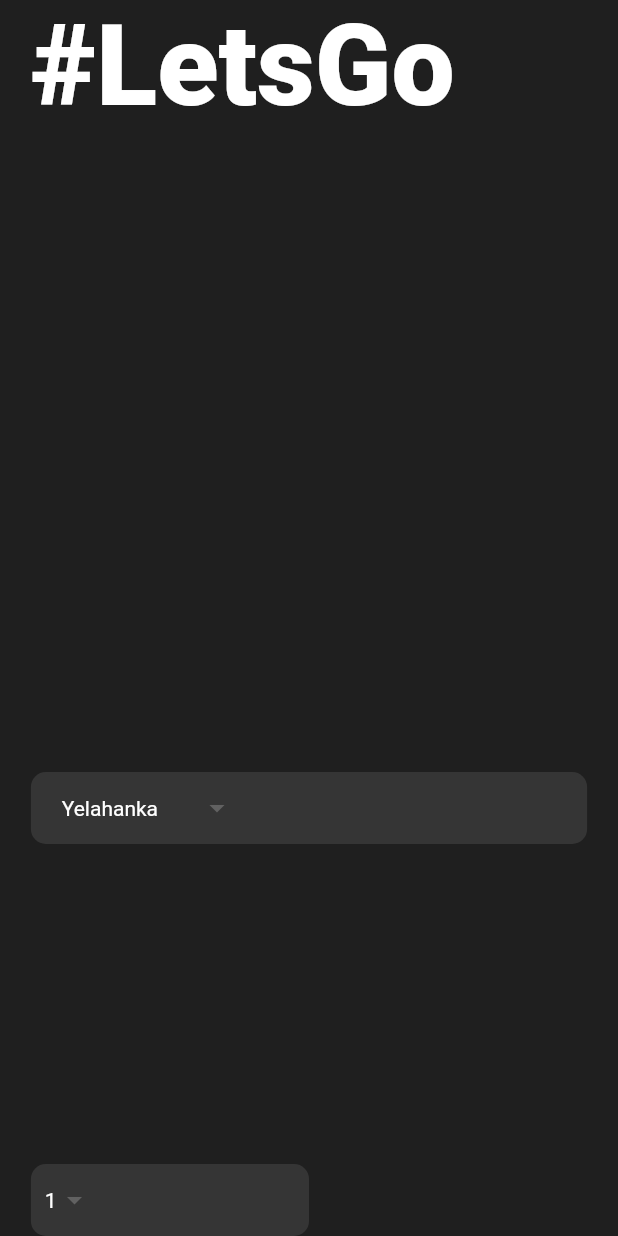
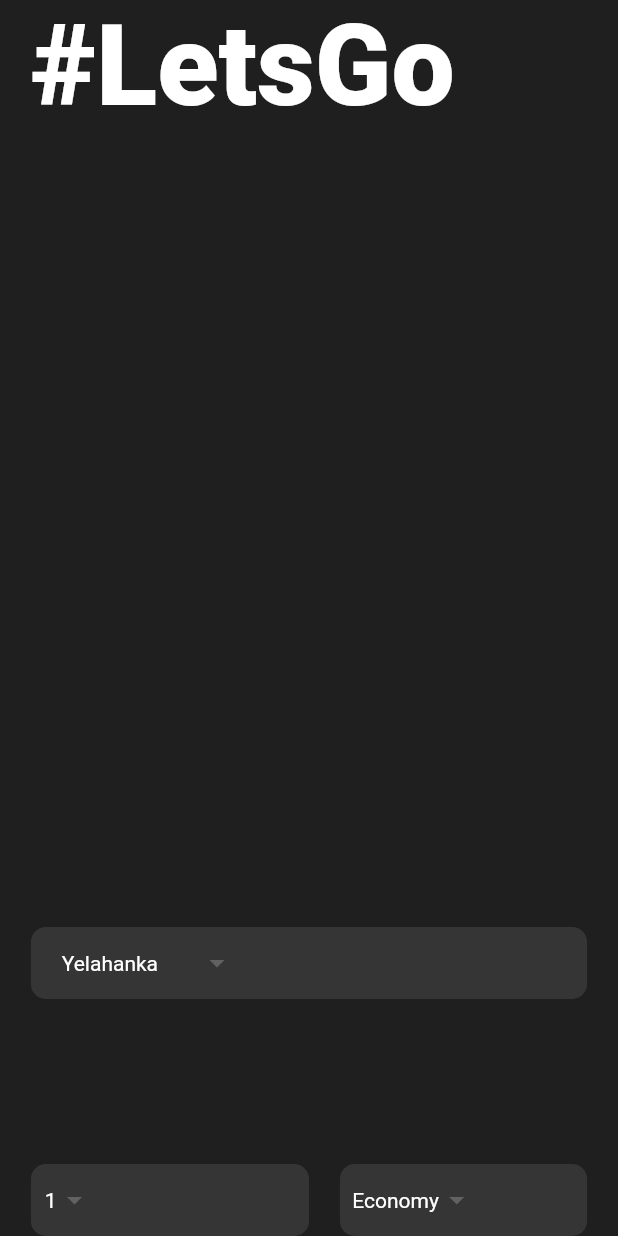
Before and after one commit to bhaskarkh01/flutter_lets_ride, a Flutter app: the screen it shows after launch, on a phone screen of 412 x 824 dp. Run offline on Flutter 3.47's test engine with Material 2 defaults, Android fonts, the phone set to English and light mode, and no system bars.

Commit message:
add row widget to home_page

```diff
--- a/lib/pages/home_page.dart
+++ b/lib/pages/home_page.dart
@@ -24,9 +24,7 @@
             crossAxisAlignment: CrossAxisAlignment.start,
             children: [
               _pageTitle(),
-              _autoImageWidget(),
-              _destinationDropDownWidget(),
-              _noOfPassengersWidget(),
+              _bookRideWidget(),
             ],
           ),
         ),
@@ -74,16 +72,36 @@
     );
   }
 
-  Widget _noOfPassengersWidget() {
-    return CustomDropDownWidgetButtonClass(
-      values: const [
-        "1",
-        "2",
-        "3",
-        "4",
-        "5",
+  Widget _travellersInformationWidget() {
+    return Row(
+      mainAxisAlignment: MainAxisAlignment.spaceBetween,
+      mainAxisSize: MainAxisSize.max,
+      crossAxisAlignment: CrossAxisAlignment.center,
+      children: [
+        CustomDropDownWidgetButtonClass(
+          values: const ["1", "2", "3", "4", "5"],
+          width: _deviceWidth * 0.45,
+        ),
+        CustomDropDownWidgetButtonClass(
+          values: const ["Economy", "Business", "First", "Private"],
+          width: _deviceWidth * 0.40,
+        ),
       ],
-      width: _deviceWidth * 0.45,
+    );
+  }
+
+  Widget _bookRideWidget() {
+    return Container(
+      height: _deviceHeight * 0.25,
+      child: Column(
+        mainAxisAlignment: MainAxisAlignment.spaceBetween,
+        mainAxisSize: MainAxisSize.max,
+        crossAxisAlignment: CrossAxisAlignment.center,
+        children: [
+          _destinationDropDownWidget(),
+          _travellersInformationWidget()
+        ],
+      ),
     );
   }
 }
```
